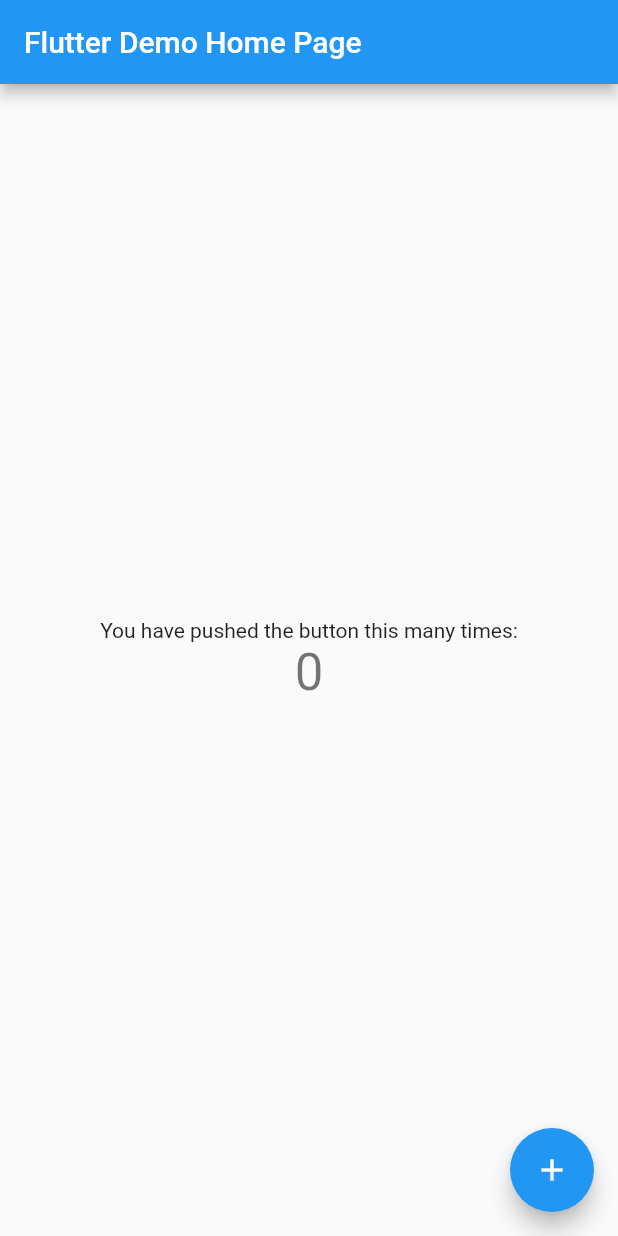
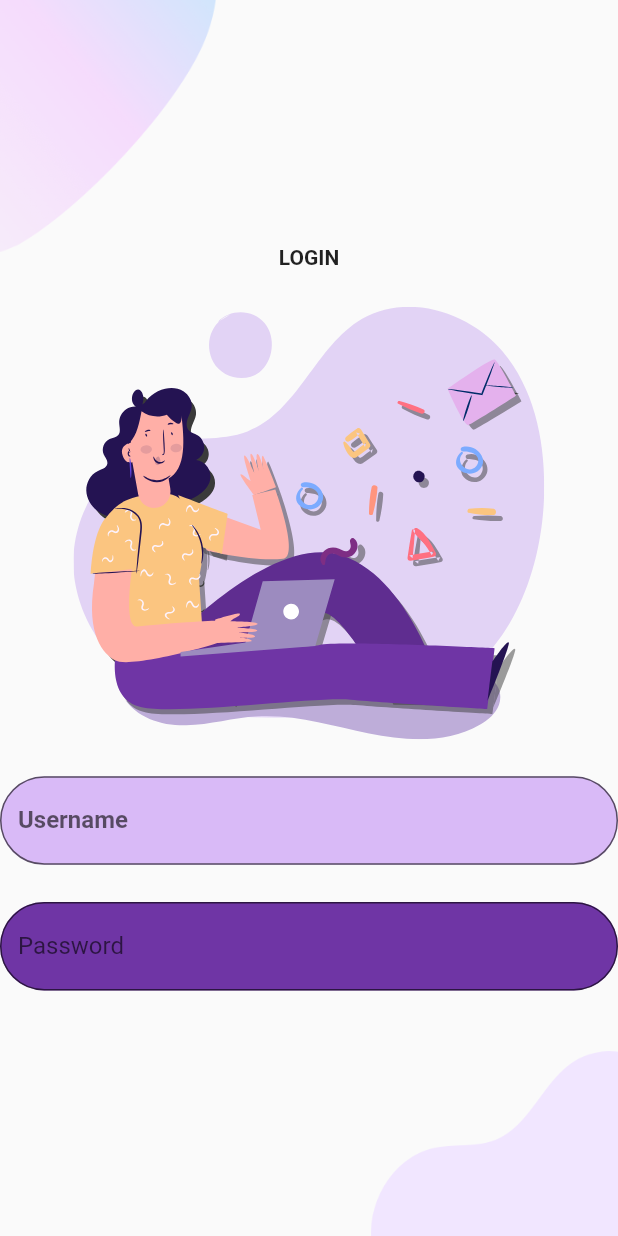
Before and after one commit to vihangamalshan1998/flutter, a Flutter app: the screen it shows after launch, on a phone screen of 412 x 824 dp. Run offline on Flutter 3.47's test engine with Material 2 defaults, Android fonts, the phone set to English and light mode, and no system bars; our stand-ins replace flutter_svg, google_fonts.

Commit message:
frontend changes added

```diff
--- a/frontend_mobile/lib/main.dart
+++ b/frontend_mobile/lib/main.dart
@@ -1,3 +1,4 @@
+import 'package:frontend_mobile/screens/Login/login.dart';
 import 'package:flutter/material.dart';
 
 void main() {
@@ -7,109 +8,15 @@
 class MyApp extends StatelessWidget {
   const MyApp({Key? key}) : super(key: key);
 
-  // This widget is the root of your application.
   @override
   Widget build(BuildContext context) {
     return MaterialApp(
-      title: 'Flutter Demo',
+      debugShowCheckedModeBanner: false,
+      title: 'Mal Mal Application',
       theme: ThemeData(
-        // This is the theme of your application.
-        //
-        // Try running your application with "flutter run". You'll see the
-        // application has a blue toolbar. Then, without quitting the app, try
-        // changing the primarySwatch below to Colors.green and then invoke
-        // "hot reload" (press "r" in the console where you ran "flutter run",
-        // or simply save your changes to "hot reload" in a Flutter IDE).
-        // Notice that the counter didn't reset back to zero; the application
-        // is not restarted.
         primarySwatch: Colors.blue,
       ),
-      home: const MyHomePage(title: 'Flutter Demo Home Page'),
+      home: const Login(),
     );
   }
 }
-
-class MyHomePage extends StatefulWidget {
-  const MyHomePage({Key? key, required this.title}) : super(key: key);
-
-  // This widget is the home page of your application. It is stateful, meaning
-  // that it has a State object (defined below) that contains fields that affect
-  // how it looks.
-
-  // This class is the configuration for the state. It holds the values (in this
-  // case the title) provided by the parent (in this case the App widget) and
-  // used by the build method of the State. Fields in a Widget subclass are
-  // always marked "final".
-
-  final String title;
-
-  @override
-  State<MyHomePage> createState() => _MyHomePageState();
-}
-
-class _MyHomePageState extends State<MyHomePage> {
-  int _counter = 0;
-
-  void _incrementCounter() {
-    setState(() {
-      // This call to setState tells the Flutter framework that something has
-      // changed in this State, which causes it to rerun the build method below
-      // so that the display can reflect the updated values. If we changed
-      // _counter without calling setState(), then the build method would not be
-      // called again, and so nothing would appear to happen.
-      _counter++;
-    });
-  }
-
-  @override
-  Widget build(BuildContext context) {
-    // This method is rerun every time setState is called, for instance as done
-    // by the _incrementCounter method above.
-    //
-    // The Flutter framework has been optimized to make rerunning build methods
-    // fast, so that you can just rebuild anything that needs updating rather
-    // than having to individually change instances of widgets.
-    return Scaffold(
-      appBar: AppBar(
-        // Here we take the value from the MyHomePage object that was created by
-        // the App.build method, and use it to set our appbar title.
-        title: Text(widget.title),
-      ),
-      body: Center(
-        // Center is a layout widget. It takes a single child and positions it
-        // in the middle of the parent.
-        child: Column(
-          // Column is also a layout widget. It takes a list of children and
-          // arranges them vertically. By default, it sizes itself to fit its
-          // children horizontally, and tries to be as tall as its parent.
-          //
-          // Invoke "debug painting" (press "p" in the console, choose the
-          // "Toggle Debug Paint" action from the Flutter Inspector in Android
-          // Studio, or the "Toggle Debug Paint" command in Visual Studio Code)
-          // to see the wireframe for each widget.
-          //
-          // Column has various properties to control how it sizes itself and
-          // how it positions its children. Here we use mainAxisAlignment to
-          // center the children vertically; the main axis here is the vertical
-          // axis because Columns are vertical (the cross axis would be
-          // horizontal).
-          mainAxisAlignment: MainAxisAlignment.center,
-          children: <Widget>[
-            const Text(
-              'You have pushed the button this many times:',
-            ),
-            Text(
-              '$_counter',
-              style: Theme.of(context).textTheme.headline4,
-            ),
-          ],
-        ),
-      ),
-      floatingActionButton: FloatingActionButton(
-        onPressed: _incrementCounter,
-        tooltip: 'Increment',
-        child: const Icon(Icons.add),
-      ), // This trailing comma makes auto-formatting nicer for build methods.
-    );
-  }
-}
--- /dev/null
+++ b/frontend_mobile/lib/screens/Login/components/background.dart
@@ -0,0 +1,37 @@
+import 'package:flutter/material.dart';
+
+class Background extends StatelessWidget {
+  final Widget child;
+  const Background({ Key? key, required this.child }) : super(key: key);
+
+  @override
+  Widget build(BuildContext context) {
+    Size size = MediaQuery.of(context).size;
+    return Container(
+      width: double.infinity,
+      height: size.height,
+      child: Stack(
+        alignment: Alignment.center,
+        children: <Widget>[
+          Positioned(
+            top: 0,
+            left: 0,
+            child: Image.asset(
+              "assets/images/main_top.png",
+              width: size.width * 0.35,
+            ),
+          ),
+          Positioned(
+            bottom: 0,
+            right: 0,
+            child: Image.asset(
+              "assets/images/login_bottom.png",
+              width: size.width * 0.4,
+            ),
+          ),
+          child,
+        ],
+      ),
+    );
+  }
+}
--- /dev/null
+++ b/frontend_mobile/lib/screens/Login/components/body.dart
@@ -0,0 +1,62 @@
+import 'package:flutter/material.dart';
+import 'package:flutter_svg/svg.dart';
+
+import 'background.dart';
+class Body extends StatelessWidget {
+  const Body({ Key? key }) : super(key: key);
+
+  @override
+  Widget build(BuildContext context) {
+     Size size = MediaQuery.of(context).size;
+    return Background(
+      child: SingleChildScrollView(
+        child: Column(
+          mainAxisAlignment: MainAxisAlignment.center,
+          children: <Widget>[
+            const Text(
+              "LOGIN",
+              style: TextStyle(fontWeight: FontWeight.bold),
+            ),
+            SizedBox(height: size.height * 0.03),
+            SvgPicture.asset(
+              "assets/images/login.svg",
+              height: size.height * 0.35,
+            ),
+            SizedBox(height: size.height * 0.03),
+            TextFormField(
+              decoration: InputDecoration(
+
+                border: OutlineInputBorder(
+                  borderRadius: BorderRadius.circular(50),
+                ),
+                fillColor: Color.fromARGB(255, 217, 186, 247),
+                filled: true,
+                hintText: 'Username',
+                labelText: 'Username',
+              ),
+              style: const TextStyle(
+                color:Colors.black,
+                fontWeight:FontWeight.bold,
+
+              ),
+
+            ),
+            SizedBox(height: size.height * 0.03),
+            TextFormField(
+              decoration: InputDecoration(
+                border: OutlineInputBorder(
+                  borderRadius: BorderRadius.circular(50),
+                ),
+                fillColor: const Color(0xFF6F35A5),
+                filled: true,
+
+                hintText: 'Password',
+                labelText: 'Password',
+              ),
+            ),
+          ]
+        )
+      ),
+    );
+  }
+}
--- /dev/null
+++ b/frontend_mobile/lib/screens/Login/login.dart
@@ -0,0 +1,12 @@
+import 'package:flutter/material.dart';
+import 'components/body.dart';
+class Login extends StatelessWidget {
+  const Login({ Key? key }) : super(key: key);
+
+  @override
+  Widget build(BuildContext context) {
+    return const Scaffold(
+      body: Body(),
+    );
+  }
+}
```
Also changed, not shown: frontend_mobile/lib/screens/Welcome/components/body.dart (added, +56 -0 lines), frontend_mobile/lib/screens/Welcome/welcome.dart (added, +13 -0 lines), frontend_mobile/pubspec.yaml (+5 -67 lines), frontend_mobile/assets/images/login.png (added), frontend_mobile/assets/images/login.svg (added), frontend_mobile/assets/images/loginBack.png (added), frontend_mobile/assets/images/login_background.png (added), frontend_mobile/assets/images/login_bottom.png (added), frontend_mobile/assets/images/main_bottom.png (added), frontend_mobile/assets/images/main_top.png (added), frontend_mobile/assets/images/undraw_different_love_a3rg.png (added), frontend_mobile/assets/images/undraw_welcome_cats_thqn.png (added), frontend_mobile/pubspec.lock.
